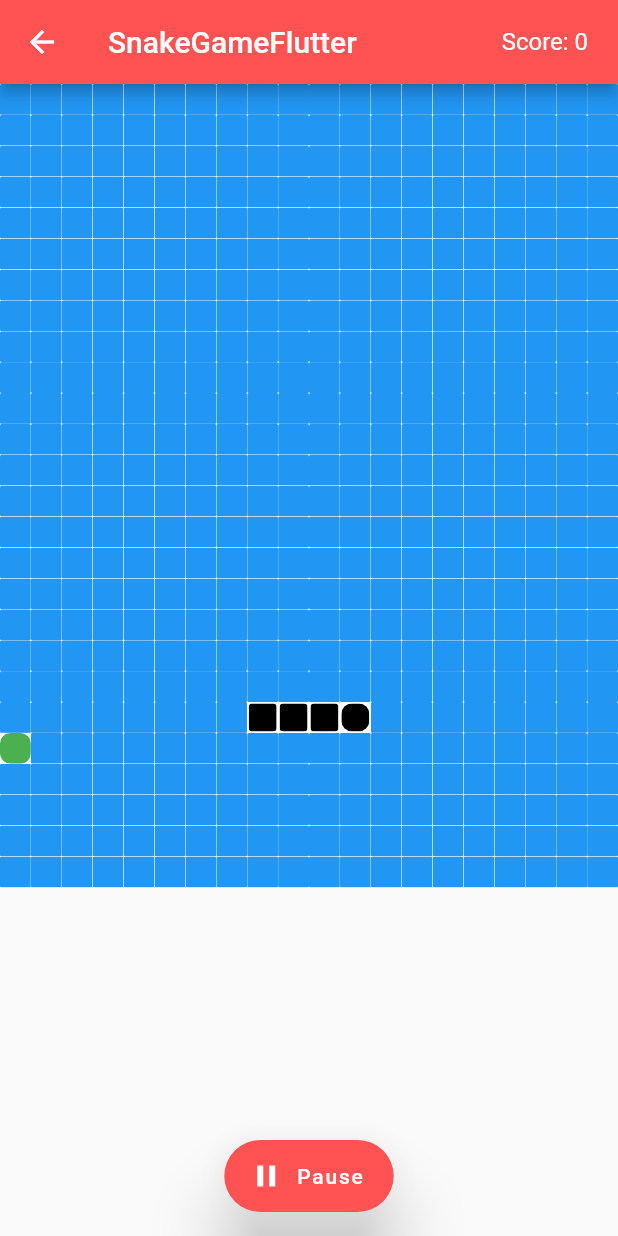
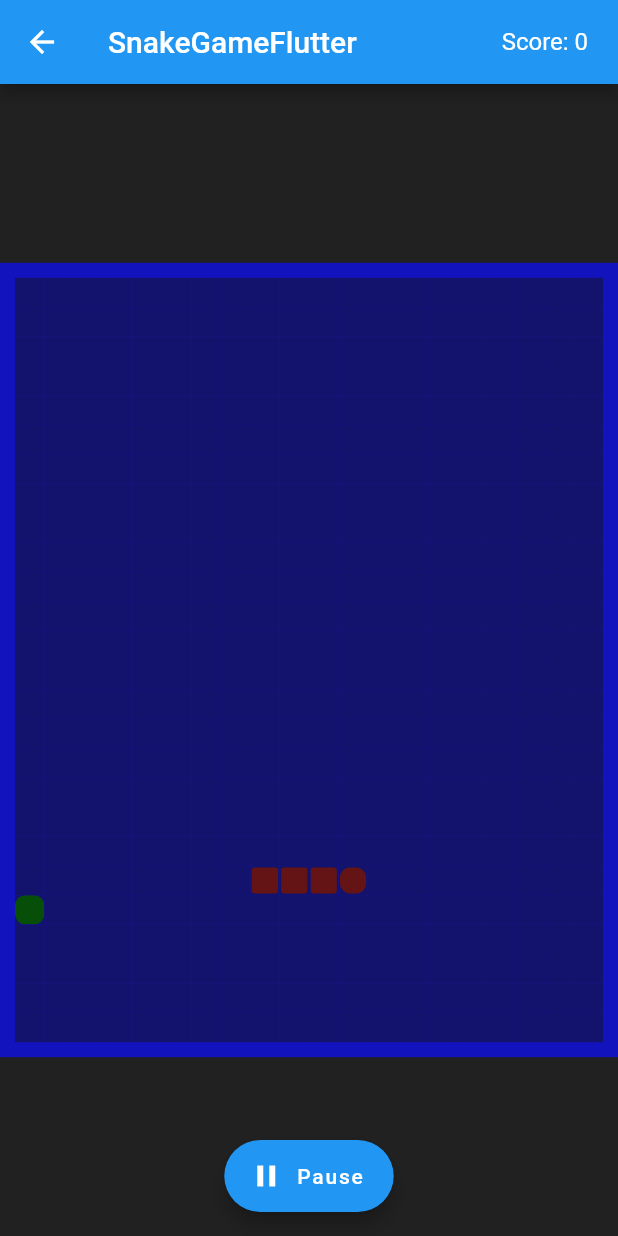
Before and after one commit to arzindani/flutter-snake-game, a Flutter app: the GamePage screen opened directly, after a tap on "Start", on a phone screen of 412 x 824 dp. Run offline on Flutter 3.47's test engine with Material 2 defaults, Android fonts, the phone set to English and light mode, and no system bars.

Commit message:
change to global vars

```diff
--- a/lib/game_over_page/game_over_page.dart
+++ b/lib/game_over_page/game_over_page.dart
@@ -1,7 +1,7 @@
 import 'package:flutter/material.dart';
 
 import '../game_page/game_page.dart';
-import '../home_page/home_page.dart';
+import '../globals/global_variables.dart';
 
 class GameOverScreen extends StatelessWidget {
   const GameOverScreen({super.key, required this.score});
@@ -12,22 +12,23 @@ class GameOverScreen extends StatelessWidget {
   Widget build(BuildContext context) {
     return Scaffold(
         appBar: AppBar(
-          title: Text('SnakeGameFlutter',
+            title: const Text('SnakeGameFlutter',
                 style: TextStyle(color: Colors.white, fontSize: 20.0)),
-          centerTitle: false,
-          backgroundColor: Colors.redAccent),
-      body: Center(
+            centerTitle: false),
+        body: Container(
+          color: color_dict['primary_color'],
+          child: Center(
             child: Column(
               mainAxisAlignment: MainAxisAlignment.center,
               children: <Widget>[
                 const Text(
                   'Game Over',
-              style: TextStyle(fontSize: 32),
+                  style: TextStyle(fontSize: 32, color: Colors.white),
                 ),
                 const SizedBox(height: 16),
                 Text(
                   'Score: $score',
-              style: const TextStyle(fontSize: 24),
+                  style: const TextStyle(fontSize: 24, color: Colors.white),
                 ),
                 const SizedBox(height: 32),
                 ElevatedButton(
@@ -40,6 +41,6 @@ class GameOverScreen extends StatelessWidget {
               ],
             ),
           ),
-    );
+        ));
   }
 }
--- a/lib/game_page/game_page.dart
+++ b/lib/game_page/game_page.dart
@@ -3,6 +3,7 @@ import 'dart:math';
 
 import 'package:flutter/material.dart';
 import '../game_over_page/game_over_page.dart';
+import '../globals/global_variables.dart';
 
 class GamePage extends StatefulWidget {
   @override
@@ -34,47 +35,70 @@ class _GamePageState extends State<GamePage> with TickerProviderStateMixin {
     _hasStarted = true;
     do {
       _snakeFoodPosition = _random.nextInt(_noOfSquares);
-    } while(_snake.contains(_snakeFoodPosition));
+    } while (_snake.contains(_snakeFoodPosition));
     _snakeController = AnimationController(vsync: this, duration: _duration);
-    _snakeAnimation = CurvedAnimation(curve: Curves.easeInOut, parent: _snakeController);
+    _snakeAnimation =
+        CurvedAnimation(curve: Curves.easeInOut, parent: _snakeController);
   }
 
   void _gameStart() {
-    Timer.periodic(Duration(milliseconds: 250), (Timer timer) {
+    Timer.periodic(Duration(milliseconds: _duration.inMilliseconds),
+        (Timer timer) {
       _updateSnake();
-      if(_hasStarted) timer.cancel();
+      if (_hasStarted) {
+        timer.cancel();
+      }
     });
   }
 
   bool _gameOver() {
-    for (int i = 0; i < _snake.length - 1; i++) if (_snake.last == _snake[i]) return true;
+    for (int i = 0; i < _snake.length - 1; i++) {
+      if (_snake.last == _snake[i]) {
+        return true;
+      }
+    }
     return false;
   }
 
   void _updateSnake() {
-    if(!_hasStarted) {
+    if (!_hasStarted) {
       setState(() {
         _playerScore = (_snake.length - 4) * 100;
         switch (_currentSnakeDirection) {
           case 'DOWN':
-            if (_snake.last > _noOfSquares) _snake.add(_snake.last + _squareSize - (_noOfSquares + _squareSize));
-            else _snake.add(_snake.last + _squareSize);
+            if (_snake.last > _noOfSquares) {
+              _snake.add(
+                  _snake.last + _squareSize - (_noOfSquares + _squareSize));
+            } else {
+              _snake.add(_snake.last + _squareSize);
+            }
             break;
           case 'UP':
-            if (_snake.last < _squareSize) _snake.add(_snake.last - _squareSize + (_noOfSquares + _squareSize));
-            else _snake.add(_snake.last - _squareSize);
+            if (_snake.last < _squareSize) {
+              _snake.add(
+                  _snake.last - _squareSize + (_noOfSquares + _squareSize));
+            } else {
+              _snake.add(_snake.last - _squareSize);
+            }
             break;
           case 'RIGHT':
-            if ((_snake.last + 1) % _squareSize == 0) _snake.add(_snake.last + 1 - _squareSize);
-            else _snake.add(_snake.last + 1);
+            if ((_snake.last + 1) % _squareSize == 0) {
+              _snake.add(_snake.last + 1 - _squareSize);
+            } else {
+              _snake.add(_snake.last + 1);
+            }
             break;
           case 'LEFT':
-            if ((_snake.last) % _squareSize == 0) _snake.add(_snake.last - 1 + _squareSize);
-            else _snake.add(_snake.last - 1);
+            if ((_snake.last) % _squareSize == 0) {
+              _snake.add(_snake.last - 1 + _squareSize);
+            } else {
+              _snake.add(_snake.last - 1);
+            }
         }
 
-        if (_snake.last != _snakeFoodPosition) _snake.removeAt(0);
-        else {
+        if (_snake.last != _snakeFoodPosition) {
+          _snake.removeAt(0);
+        } else {
           do {
             _snakeFoodPosition = _random.nextInt(_noOfSquares);
           } while (_snake.contains(_snakeFoodPosition));
@@ -84,7 +108,9 @@ class _GamePageState extends State<GamePage> with TickerProviderStateMixin {
           setState(() {
             _hasStarted = !_hasStarted;
           });
-          Navigator.of(context).pushReplacement(MaterialPageRoute(builder: (context) => GameOverScreen(score: _playerScore)));
+          Navigator.of(context).pushReplacement(MaterialPageRoute(
+              builder: (BuildContext context) =>
+                  GameOverScreen(score: _playerScore)));
         }
       });
     }
@@ -94,62 +120,89 @@ class _GamePageState extends State<GamePage> with TickerProviderStateMixin {
   Widget build(BuildContext context) {
     return Scaffold(
         appBar: AppBar(
-        title: Text('SnakeGameFlutter', style: TextStyle(color: Colors.white, fontSize: 20.0)),
+          title: Text('SnakeGameFlutter',
+              style: TextStyle(
+                  color: color_dict['appbar_text_color'], fontSize: 20.0)),
           centerTitle: false,
-        backgroundColor: Colors.redAccent,
           actions: <Widget>[
             Center(
                 child: Padding(
               padding: const EdgeInsets.symmetric(horizontal: 20.0),
-              child: Text('Score: $_playerScore', style: TextStyle(fontSize: 16.0)),
-            )
-          )
+              child: Text('Score: $_playerScore',
+                  style: TextStyle(fontSize: 16.0)),
+            ))
           ],
         ),
         floatingActionButtonLocation: FloatingActionButtonLocation.centerFloat,
         floatingActionButton: FloatingActionButton.extended(
-        backgroundColor: Colors.redAccent,
-        elevation: 20,
+            elevation: 5,
             label: Text(
               _hasStarted ? 'Start' : 'Pause',
               style: TextStyle(),
             ),
             onPressed: () {
               setState(() {
-            if(_hasStarted) _snakeController.forward();
-            else _snakeController.reverse();
+                if (_hasStarted) {
+                  _snakeController.forward();
+                } else {
+                  _snakeController.reverse();
+                }
                 _hasStarted = !_hasStarted;
                 _gameStart();
               });
             },
-        icon: AnimatedIcon(icon: AnimatedIcons.play_pause, progress: _snakeAnimation)
-      ),
-      body: Center(
+            icon: AnimatedIcon(
+                icon: AnimatedIcons.play_pause, progress: _snakeAnimation)),
+        body: Container(
+          color: color_dict['primary_color'],
+          child: Center(
             child: GestureDetector(
-          onVerticalDragUpdate: (drag) {
-            if (drag.delta.dy > 0 && _currentSnakeDirection != 'UP') _currentSnakeDirection = 'DOWN';
-            else if (drag.delta.dy < 0 && _currentSnakeDirection != 'DOWN') _currentSnakeDirection = 'UP';
+              onVerticalDragUpdate: (DragUpdateDetails drag) {
+                if (drag.delta.dy > 0 && _currentSnakeDirection != 'UP') {
+                  _currentSnakeDirection = 'DOWN';
+                } else if (drag.delta.dy < 0 &&
+                    _currentSnakeDirection != 'DOWN') {
+                  _currentSnakeDirection = 'UP';
+                }
               },
-          onHorizontalDragUpdate: (drag) {
-            if (drag.delta.dx > 0 && _currentSnakeDirection != 'LEFT') _currentSnakeDirection = 'RIGHT';
-            else if (drag.delta.dx < 0 && _currentSnakeDirection != 'RIGHT')  _currentSnakeDirection = 'LEFT';
+              onHorizontalDragUpdate: (DragUpdateDetails drag) {
+                if (drag.delta.dx > 0 && _currentSnakeDirection != 'LEFT') {
+                  _currentSnakeDirection = 'RIGHT';
+                } else if (drag.delta.dx < 0 &&
+                    _currentSnakeDirection != 'RIGHT') {
+                  _currentSnakeDirection = 'LEFT';
+                }
               },
               child: Container(
+                color: color_dict['game_border_color'],
                 width: MediaQuery.of(context).size.width,
                 child: GridView.builder(
+                  shrinkWrap: true,
+                  padding: const EdgeInsets.all(10),
                   itemCount: _squareSize + _noOfSquares,
-              physics: NeverScrollableScrollPhysics(),
-              gridDelegate: SliverGridDelegateWithFixedCrossAxisCount(crossAxisCount: _squareSize),
+                  physics: const NeverScrollableScrollPhysics(),
+                  gridDelegate: SliverGridDelegateWithFixedCrossAxisCount(
+                      crossAxisCount: _squareSize),
                   itemBuilder: (BuildContext context, int index) {
                     return Center(
                       child: Container(
-                    color: Colors.white,
-                    padding: _snake.contains(index) ? EdgeInsets.all(1) : EdgeInsets.all(0),
+                        color: color_dict['game_color'],
+                        padding: _snake.contains(index)
+                            ? EdgeInsets.all(1)
+                            : EdgeInsets.all(0),
                         child: ClipRRect(
-                      borderRadius: index == _snakeFoodPosition || index == _snake.last ? BorderRadius.circular(7) : _snake.contains(index) ? BorderRadius.circular(2.5) : BorderRadius.circular(1),
+                          borderRadius: index == _snakeFoodPosition ||
+                                  index == _snake.last
+                              ? BorderRadius.circular(7)
+                              : _snake.contains(index)
+                                  ? BorderRadius.circular(2.5)
+                                  : BorderRadius.circular(1),
                           child: Container(
-                        color: _snake.contains(index) ? Colors.black : index == _snakeFoodPosition ? Colors.green : Colors.blue
-                      ),
+                              color: _snake.contains(index)
+                                  ? color_dict['snake_color']
+                                  : index == _snakeFoodPosition
+                                      ? color_dict['apple_color']
+                                      : color_dict['game_color']),
                         ),
                       ),
                     );
@@ -158,6 +211,6 @@ class _GamePageState extends State<GamePage> with TickerProviderStateMixin {
               ),
             ),
           ),
-    );
+        ));
   }
 }
--- a/lib/home_page/home_page.dart
+++ b/lib/home_page/home_page.dart
@@ -1,6 +1,7 @@
 import 'package:flutter/material.dart';
 
 import '../game_page/game_page.dart';
+import '../globals/global_variables.dart';
 
 class HomePage extends StatelessWidget {
   const HomePage({super.key});
@@ -14,7 +15,7 @@ class HomePage extends StatelessWidget {
         body: Container(
           width: MediaQuery.of(context).size.width,
           height: MediaQuery.of(context).size.height,
-          color: Colors.blue,
+          color: color_dict['primary_color'],
           child: Column(
               mainAxisAlignment: MainAxisAlignment.center,
               children: <Widget> [
```
Lines whose indentation alone changed are shown as unchanged.
